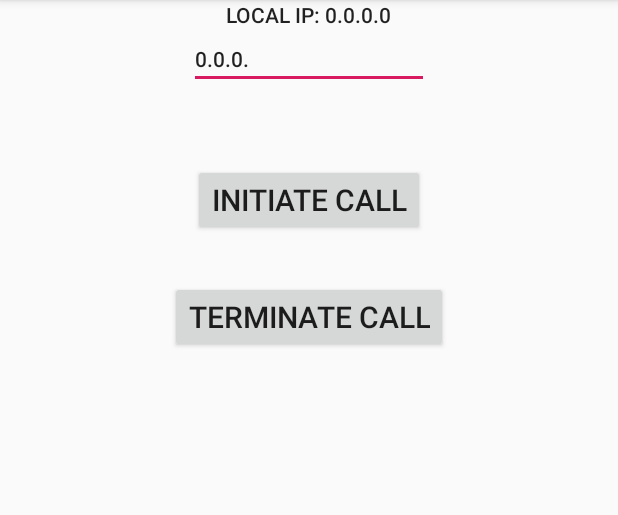
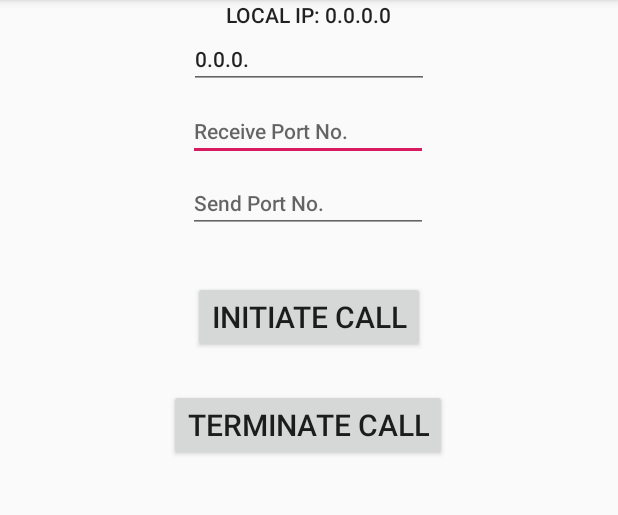
Before and after one commit to pqrk8805/acafela, an Android app: the screen it shows after launch (CallActivity), after a tap on "CALL", on a phone screen of 412 x 824 dp, the part 84-599 px from its top. Run offline under Robolectric (Android 15) with nearby library versions, the light colour scheme and no system bars.

Commit message:
Call Test page 포트 입력창 생성
너무 귀찮아서;;;

```diff
--- a/src/android/app/src/main/java/com/acafela/harmony/activity/CallActivity.java
+++ b/src/android/app/src/main/java/com/acafela/harmony/activity/CallActivity.java
@@ -24,6 +24,8 @@ public class CallActivity extends AppCompatActivity {
 
     public static final String INTENT_CONTROL = "CONTROL";
     public static final String INTENT_SERVERIP = "SERVER";
+    public static final String INTENT_SERVERSENDPORT = "SERVERSENDPORT";
+    public static final String INTENT_SERVERRCVPORT = "SERVERRCVPORT";
     public static final String INTENT_INITIATE_CALL = "INITIATE_CALL";
     public static final String INTENT_TERMINATE_CALL = "TERMINATE_CALL";
 
@@ -79,10 +81,13 @@ public class CallActivity extends AppCompatActivity {
             });
             alert.show();
         }
-
+        int remoteSNDPort = Integer.parseInt(((TextView)findViewById(R.id.editTextRemoteSendPort)).getText().toString());
+        int remoteRCVPort = Integer.parseInt(((TextView)findViewById(R.id.editTextRemoteRcvPort)).getText().toString());
         Intent intent = new Intent(getApplicationContext(), HarmonyService.class);
         intent.putExtra(INTENT_CONTROL, INTENT_INITIATE_CALL);
         intent.putExtra(INTENT_SERVERIP, RemoteIP);
+        intent.putExtra(INTENT_SERVERSENDPORT, remoteSNDPort);
+        intent.putExtra(INTENT_SERVERRCVPORT, remoteRCVPort);
         startService(intent);
     }
 
--- a/src/android/app/src/main/java/com/acafela/harmony/service/HarmonyService.java
+++ b/src/android/app/src/main/java/com/acafela/harmony/service/HarmonyService.java
@@ -42,7 +42,9 @@ public class HarmonyService extends Service {
         switch (control)  {
             case CallActivity.INTENT_INITIATE_CALL:
                 String serverIp = intent.getStringExtra(CallActivity.INTENT_SERVERIP);
-                initiateCall(serverIp);
+                int serverSndPort = intent.getIntExtra(CallActivity.INTENT_SERVERSENDPORT, 0);
+                int serverRcvPort = intent.getIntExtra(CallActivity.INTENT_SERVERRCVPORT, 0);
+                initiateCall(serverIp, serverSndPort, serverRcvPort);
                 break;
             case CallActivity.INTENT_TERMINATE_CALL:
                 terminateCall();
@@ -65,16 +67,16 @@ public class HarmonyService extends Service {
     }
 
     // this method may move to another class
-    private void initiateCall(String serverIp) {
+    private void initiateCall(String serverIp, int sendPort, int receivePort) {
         Log.i(LOG_TAG, "initiateCall");
         showToastInService("initiateCall");
 
         ICrypto crypto = CryptoBroker.getInstance().create("AES");
         crypto.init("12345".getBytes());
 
-        int sendPort =5000;
+        //int sendPort =5000;
         //int receivePort =5001;
-        int receivePort =5000;
+        //int receivePort =5000;
         //int sendPort =5002;
         //int receivePort =5003;
 
--- a/src/android/app/src/main/res/layout/activity_call.xml
+++ b/src/android/app/src/main/res/layout/activity_call.xml
@@ -37,16 +37,56 @@
         <requestFocus />
     </EditText>
 
+    <EditText
+        android:id="@+id/editTextRemoteSendPort"
+        android:layout_width="wrap_content"
+        android:layout_height="wrap_content"
+        android:layout_marginTop="96dp"
+        android:layout_weight="1"
+        android:digits="0123456789."
+        android:ems="10"
+        android:hint="Send Port No."
+        android:importantForAutofill="no"
+        android:inputType="number|numberDecimal"
+        android:maxLength="15"
+        android:singleLine="true"
+        android:textAppearance="@style/TextAppearance.AppCompat.Widget.Button"
+        app:layout_constraintEnd_toEndOf="parent"
+        app:layout_constraintHorizontal_bias="0.497"
+        app:layout_constraintStart_toStartOf="parent"
+        app:layout_constraintTop_toBottomOf="@+id/textViewLocalIp"/>
+
+    <EditText
+        android:id="@+id/editTextRemoteRcvPort"
+        android:layout_width="wrap_content"
+        android:layout_height="wrap_content"
+        android:layout_marginTop="48dp"
+        android:layout_weight="1"
+        android:digits="0123456789."
+        android:ems="10"
+        android:hint="Receive Port No."
+        android:importantForAutofill="no"
+        android:inputType="number|numberDecimal"
+        android:maxLength="15"
+        android:singleLine="true"
+        android:textAppearance="@style/TextAppearance.AppCompat.Widget.Button"
+        app:layout_constraintEnd_toEndOf="parent"
+        app:layout_constraintHorizontal_bias="0.497"
+        app:layout_constraintStart_toStartOf="parent"
+        app:layout_constraintTop_toBottomOf="@+id/textViewLocalIp">
+
+        <requestFocus />
+    </EditText>
+
     <Button
         android:id="@+id/button2"
         android:layout_width="wrap_content"
         android:layout_height="wrap_content"
-        android:layout_marginTop="50dp"
+        android:layout_marginTop="128dp"
         android:onClick="onClickInitiateCallBtn"
         android:text="Initiate Call"
         android:textSize="20dp"
         app:layout_constraintEnd_toEndOf="parent"
-        app:layout_constraintHorizontal_bias="0.5"
         app:layout_constraintStart_toStartOf="parent"
         app:layout_constraintTop_toBottomOf="@+id/editTextRemoteIp" />
 
@@ -54,12 +94,12 @@
         android:id="@+id/button3"
         android:layout_width="wrap_content"
         android:layout_height="wrap_content"
-        android:layout_marginTop="30dp"
+        android:layout_marginTop="24dp"
         android:onClick="onClickTerminateCallBtn"
         android:text="Terminate Call"
         android:textSize="20dp"
         app:layout_constraintEnd_toEndOf="parent"
-        app:layout_constraintHorizontal_bias="0.5"
+        app:layout_constraintHorizontal_bias="0.497"
         app:layout_constraintStart_toStartOf="parent"
         app:layout_constraintTop_toBottomOf="@+id/button2" />
 
```
